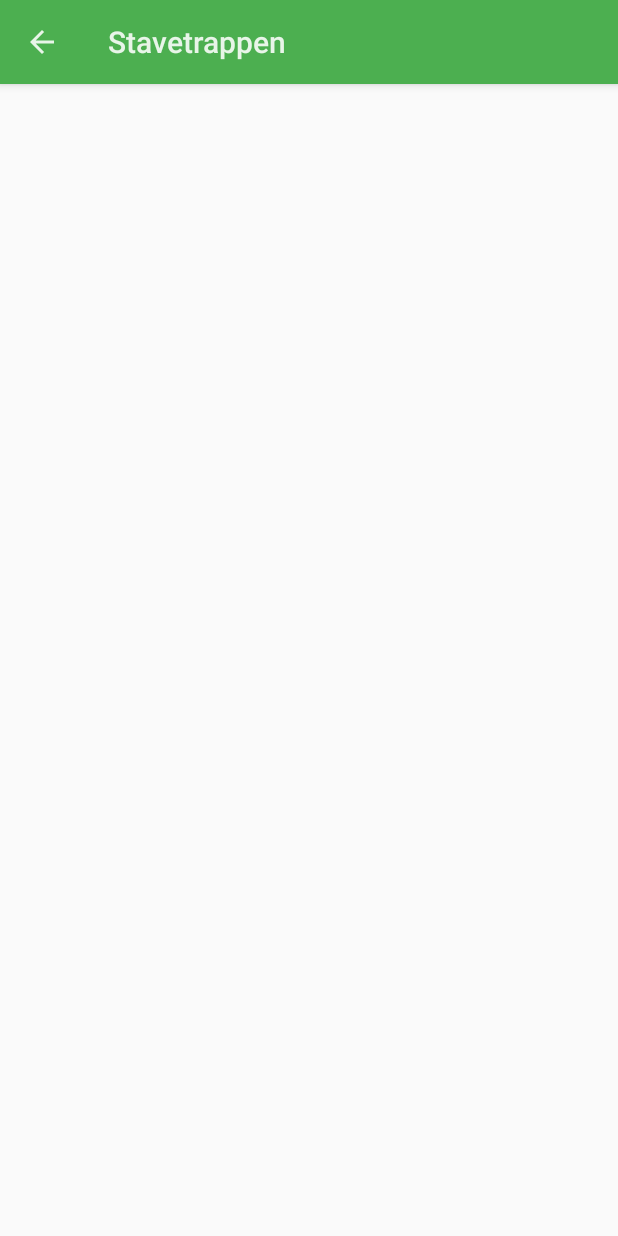
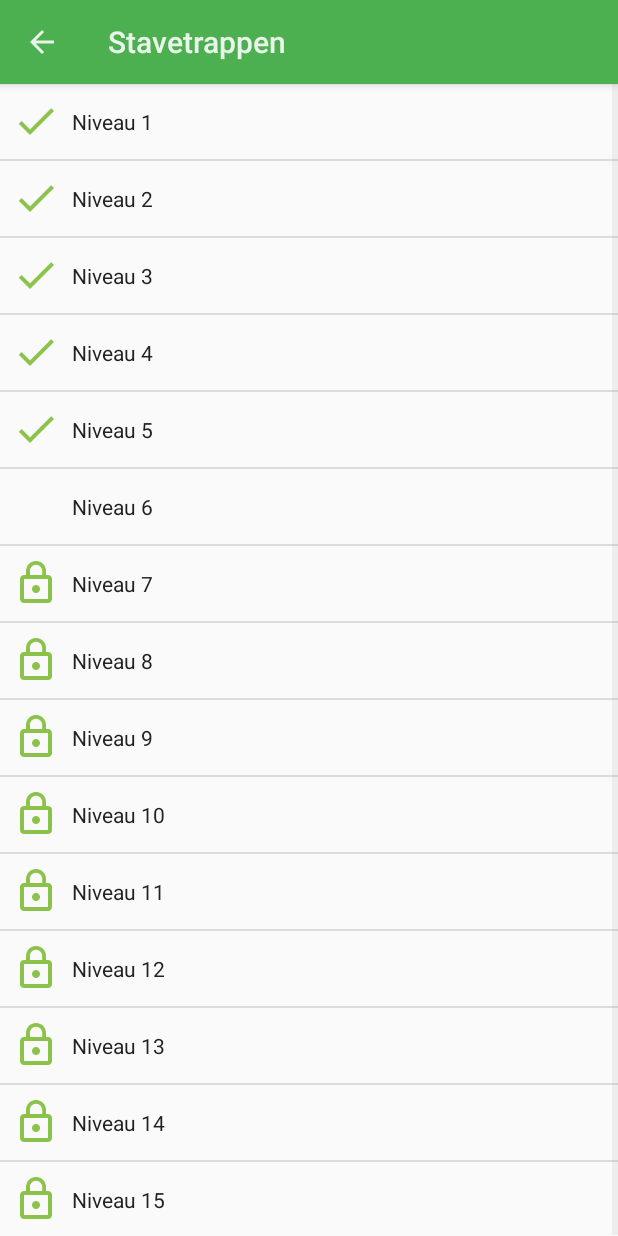
Before and after one commit to jbfp/spelling-app, an Android app: the StepsActivity screen opened directly, with no data from a screen before it, on a phone screen of 412 x 824 dp. Run offline under Robolectric (Android 15) with nearby library versions, the phone set to English and light mode, and no system bars.

Commit message:
Style step list view

```diff
--- /dev/null
+++ b/StaveApp/app/src/main/java/dk/jbfp/staveapp/steps/Step.java
@@ -0,0 +1,11 @@
+package dk.jbfp.staveapp.steps;
+
+public class Step {
+    public StepState state;
+
+    public enum StepState {
+        Open,
+        Locked,
+        Done
+    }
+}
--- a/StaveApp/app/src/main/java/dk/jbfp/staveapp/steps/StepsActivity.java
+++ b/StaveApp/app/src/main/java/dk/jbfp/staveapp/steps/StepsActivity.java
@@ -1,20 +1,61 @@
 package dk.jbfp.staveapp.steps;
 
 import android.app.Activity;
+import android.content.Context;
 import android.os.Bundle;
 import android.support.v4.app.NavUtils;
+import android.view.LayoutInflater;
 import android.view.MenuItem;
+import android.view.View;
+import android.view.ViewGroup;
+import android.widget.BaseAdapter;
+import android.widget.ImageView;
+import android.widget.ListView;
+import android.widget.TextView;
+
+import java.util.ArrayList;
+import java.util.List;
 
 import dk.jbfp.staveapp.R;
+import dk.jbfp.staveapp.steps.Step.StepState;
 
 public class StepsActivity extends Activity implements StepsView {
     public static final String USER_ID_KEY = "dk.jbfp.staveapp.USER_ID";
+
+    private ListView stepsListView;
+
+    private StepAdapter stepAdapter;
+    private StepsPresenter presenter;
 
     @Override
     protected void onCreate(Bundle savedInstanceState) {
         super.onCreate(savedInstanceState);
         setContentView(R.layout.activity_steps);
         getActionBar().setDisplayHomeAsUpEnabled(true);
+
+        ArrayList<Step> steps = new ArrayList<>();
+
+        for (int i = 0; i < 15; i++) {
+            Step step = new Step();
+
+            if (i < 5) {
+                step.state = StepState.Done;
+            } else if (i < 6) {
+                step.state = StepState.Open;
+            } else {
+                step.state = StepState.Locked;
+            }
+
+            steps.add(step);
+        }
+
+        this.stepAdapter = new StepAdapter(this, steps);
+
+        this.stepsListView = (ListView) findViewById(R.id.steps_list_view);
+        this.stepsListView.setAdapter(this.stepAdapter);
+
+        this.presenter = new StepsPresenter();
+        this.presenter.setView(this);
     }
 
     @Override
@@ -30,4 +71,56 @@ public class StepsActivity extends Activity implements StepsView {
             }
         }
     }
+
+    private final class StepAdapter extends BaseAdapter {
+        private final Context context;
+        private final List<Step> steps;
+
+        public StepAdapter(Context context, List<Step> steps) {
+            this.context = context;
+            this.steps = steps;
+        }
+
+        @Override
+        public int getCount() {
+            return this.steps.size();
+        }
+
+        @Override
+        public Step getItem(int position) {
+            return this.steps.get(position);
+        }
+
+        @Override
+        public long getItemId(int position) {
+            return position;
+        }
+
+        @Override
+        public View getView(int position, View convertView, ViewGroup parent) {
+            View view = convertView;
+
+            if (view == null) {
+                LayoutInflater layoutInflater = (LayoutInflater) this.context.getSystemService(Context.LAYOUT_INFLATER_SERVICE);
+                view = layoutInflater.inflate(R.layout.layout_step_item, null, true);
+            }
+
+            Step step = getItem(position);
+            ImageView imageView = (ImageView) view.findViewById(R.id.step_item_image);
+            int imageId = 0;
+
+            if (step.state == StepState.Locked) {
+                imageId = R.drawable.ic_lock_outline_black_48dp;
+            } else if (step.state == StepState.Done) {
+                imageId = R.drawable.ic_done_black_48dp;
+            }
+
+            imageView.setImageResource(imageId);
+
+            TextView textView = (TextView) view.findViewById(R.id.step_item_text);
+            textView.setText("Niveau " + (position + 1));
+
+            return view;
+        }
+    }
 }
--- a/StaveApp/app/src/main/java/dk/jbfp/staveapp/steps/StepsPresenter.java
+++ b/StaveApp/app/src/main/java/dk/jbfp/staveapp/steps/StepsPresenter.java
@@ -1,4 +1,9 @@
 package dk.jbfp.staveapp.steps;
 
 public class StepsPresenter {
+    private StepsView view;
+
+    public void setView(StepsView view) {
+        this.view = view;
+    }
 }
--- /dev/null
+++ b/StaveApp/app/src/main/res/layout/layout_step_item.xml
@@ -0,0 +1,24 @@
+<?xml version="1.0" encoding="utf-8"?>
+<TableLayout xmlns:android="http://schemas.android.com/apk/res/android"
+    android:layout_width="match_parent"
+    android:layout_height="match_parent" >
+    <TableRow>
+        <ImageView
+            android:id="@+id/step_item_image"
+            android:tint="@color/accent"
+            android:layout_gravity="center"
+            android:src="@drawable/ic_done_black_48dp"
+            android:layout_width="32dp"
+            android:layout_height="32dp"
+            android:layout_margin="4dp" />
+
+        <TextView
+            android:text="Test test test t wfwjeof wioef woeifjwoeifj woeifj woeifj woeif we wefwefi wefest"
+            android:id="@+id/step_item_text"
+            android:layout_width="fill_parent"
+            style="@style/AppTheme"
+            android:paddingRight="12dp"
+            android:gravity="center_vertical"
+            android:layout_height="50dp" />
+    </TableRow>
+</TableLayout>
```
Also changed, not shown: StaveApp/app/src/main/res/drawable-hdpi/ic_done_black_48dp.png (added), StaveApp/app/src/main/res/drawable-hdpi/ic_lock_outline_black_48dp.png (added), StaveApp/app/src/main/res/drawable-mdpi/ic_done_black_48dp.png (added), StaveApp/app/src/main/res/drawable-mdpi/ic_lock_outline_black_48dp.png (added), StaveApp/app/src/main/res/drawable-xhdpi/ic_done_black_48dp.png (added), StaveApp/app/src/main/res/drawable-xhdpi/ic_lock_outline_black_48dp.png (added), StaveApp/app/src/main/res/drawable-xxhdpi/ic_done_black_48dp.png (added), StaveApp/app/src/main/res/drawable-xxhdpi/ic_lock_outline_black_48dp.png (added), StaveApp/app/src/main/res/drawable-xxxhdpi/ic_done_black_48dp.png (added), StaveApp/app/src/main/res/drawable-xxxhdpi/ic_lock_outline_black_48dp.png (added).
